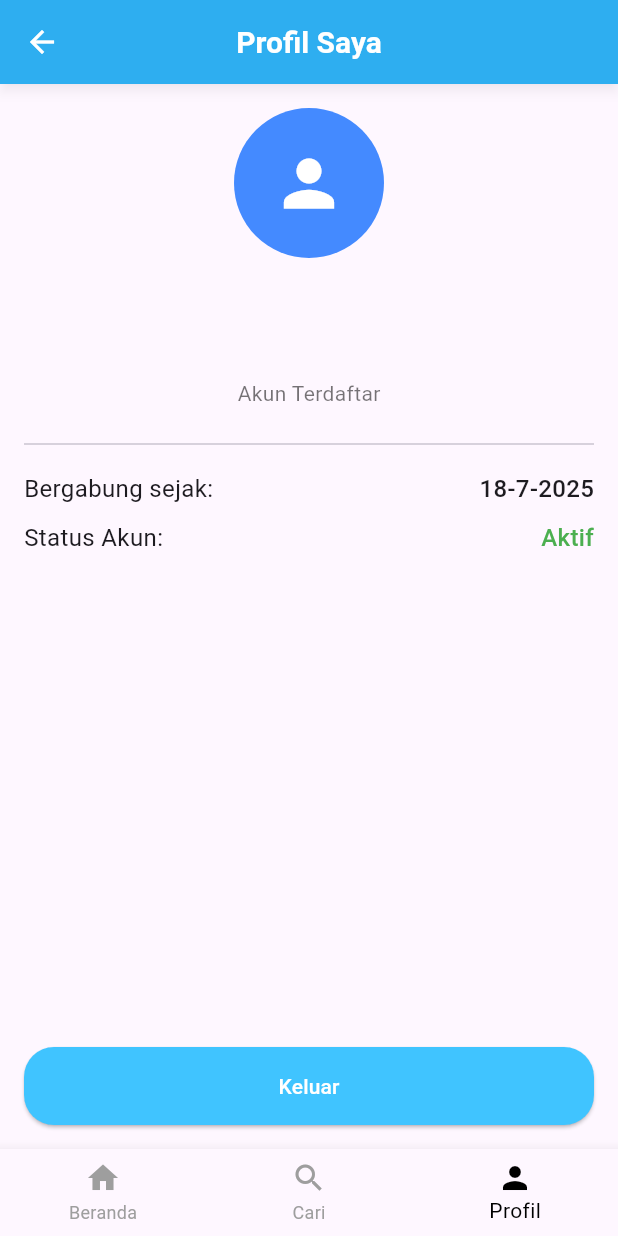
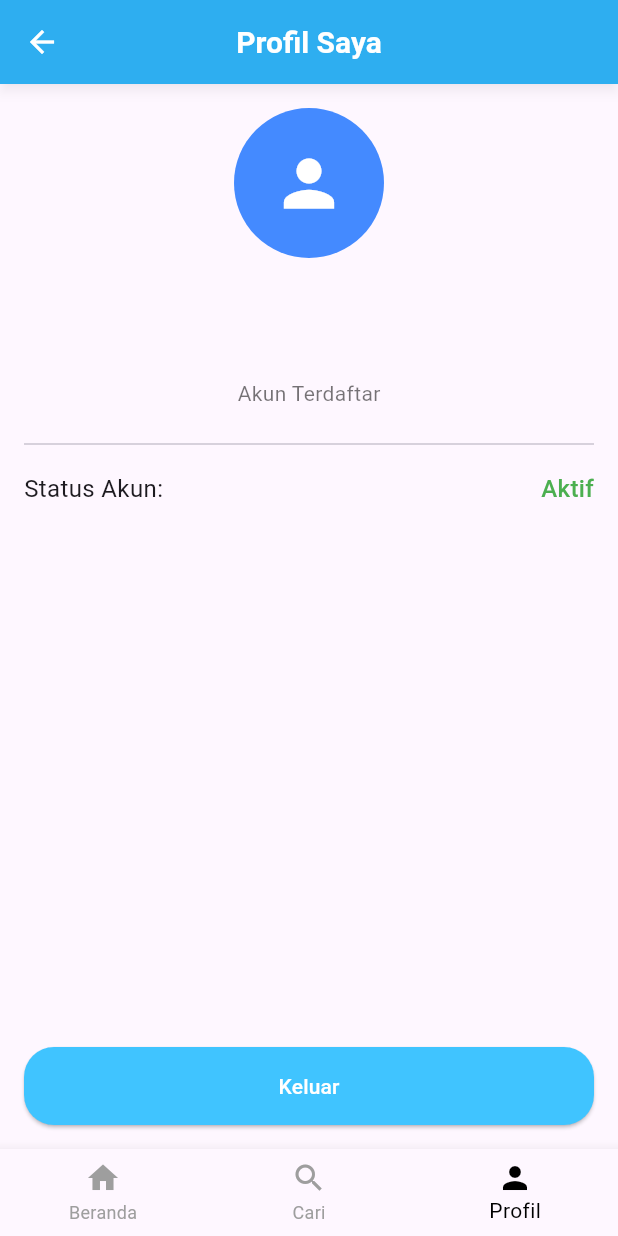
Before and after one commit to alifahfwzy/alianta_gostay, a Flutter app: the Profil screen opened directly, on a phone screen of 412 x 824 dp. Run offline on Flutter 3.47's test engine with Material 3 defaults, Android fonts, the phone set to English and light mode, and no system bars; our stand-ins replace shared_preferences, supabase_flutter; accounts and stored records are empty; network calls fail.

Commit message:
profillllllllllllll

```diff
--- a/lib/profil.dart
+++ b/lib/profil.dart
@@ -14,7 +14,6 @@ class Profil extends StatefulWidget {
 class _ProfilState extends State<Profil> {
   String _namaPengguna = '';
   String _email = '';
-  String _bergabungSejak = '';
   late TextEditingController _controllerNama;
 
   @override
@@ -22,7 +21,6 @@ class _ProfilState extends State<Profil> {
     super.initState();
     _controllerNama = TextEditingController();
     _loadUserData();
-    _loadBergabungSejak();
   }
 
   Future<void> _loadUserData() async {
@@ -31,21 +29,6 @@ class _ProfilState extends State<Profil> {
       _namaPengguna = prefs.getString('username') ?? 'Nama Pengguna';
       _email = prefs.getString('email') ?? 'namauser@gmail.com';
       _controllerNama.text = _namaPengguna;
-    });
-  }
-
-  Future<void> _loadBergabungSejak() async {
-    final prefs = await SharedPreferences.getInstance();
-    String? tanggal = prefs.getString('bergabung_sejak');
-
-    if (tanggal == null) {
-      final now = DateTime.now();
-      tanggal = "${now.day}-${now.month}-${now.year}";
-      await prefs.setString('bergabung_sejak', tanggal);
-    }
-
-    setState(() {
-      _bergabungSejak = tanggal!;
     });
   }
 
@@ -109,20 +92,6 @@ class _ProfilState extends State<Profil> {
             const SizedBox(height: 10),
             Row(
               mainAxisAlignment: MainAxisAlignment.spaceBetween,
-              children: [
-                const Text('Bergabung sejak:', style: TextStyle(fontSize: 16)),
-                Text(
-                  _bergabungSejak,
-                  style: const TextStyle(
-                    fontSize: 16,
-                    fontWeight: FontWeight.w500,
-                  ),
-                ),
-              ],
-            ),
-            const SizedBox(height: 10),
-            Row(
-              mainAxisAlignment: MainAxisAlignment.spaceBetween,
               children: const [
                 Text('Status Akun:', style: TextStyle(fontSize: 16)),
                 Text(
@@ -150,7 +119,6 @@ class _ProfilState extends State<Profil> {
                   final prefs = await SharedPreferences.getInstance();
                   await prefs.remove('username');
                   await prefs.remove('email');
-                  // Jangan hapus bergabung_sejak agar tidak reset
 
                   Navigator.pushAndRemoveUntil(
                     context,
```
